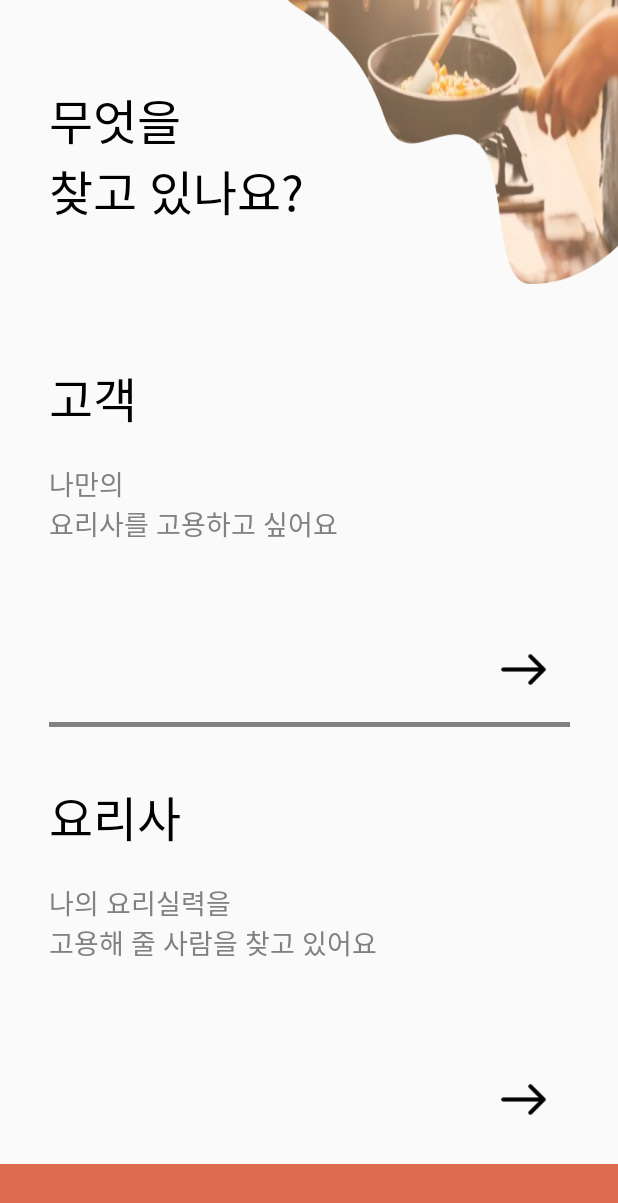
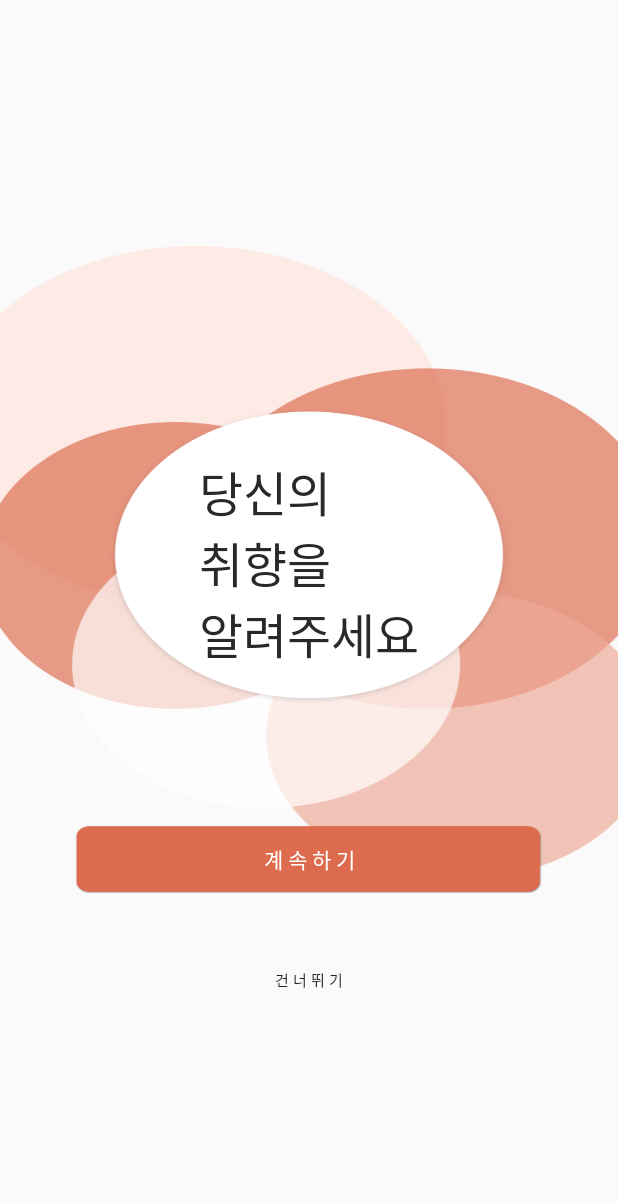
Before and after one commit to joyceHong0524/SungChan, an Android app: the ChoiceActivity screen opened directly, with no data from a screen before it, after a tap on an icon or button, on a phone screen of 412 x 824 dp. Shown: the top 1203 px of the screen. Run offline under Robolectric (Android 15) with nearby library versions, the phone set to English and light mode, and no system bars; 1 statement that could not run was skipped.

Commit message:
Common Activities Completed

```diff
--- a/app/src/main/AndroidManifest.xml
+++ b/app/src/main/AndroidManifest.xml
@@ -9,7 +9,8 @@
         android:roundIcon="@mipmap/ic_launcher_round"
         android:supportsRtl="true"
         android:theme="@style/AppTheme">
-        <activity android:name=".TellMeActivity"></activity>
+        <activity android:name=".FoodChoiceActivity"></activity>
+        <activity android:name=".TellMeActivity" />
         <activity android:name=".ChoiceActivity" />
         <activity android:name=".SignUpActivity" />
         <activity android:name=".SplashActivity">
--- a/app/src/main/java/com/junga/sungchan/ChoiceActivity.kt
+++ b/app/src/main/java/com/junga/sungchan/ChoiceActivity.kt
@@ -5,7 +5,6 @@ import android.content.Intent
 import android.content.SharedPreferences
 import android.os.Bundle
 import android.view.View
-import android.widget.ImageView
 
 import androidx.appcompat.app.AppCompatActivity
 import kotlinx.android.synthetic.main.activity_choice.*
@@ -29,10 +28,17 @@ class ChoiceActivity : AppCompatActivity(), View.OnClickListener {
             editor = pref.edit()
             editor.putInt("type", 0)
             editor.commit()
+            val intent: Intent = Intent(this, TellMeActivity::class.java)
+            intent.putExtra("type", CUSTOMER)
+            startActivity(intent)
+
         } else if (view.id == R.id.chef_btn) {
             editor = pref.edit()
-            editor.putInt("type", 0)
+            editor.putInt("type", 1)
             editor.commit()
+            val intent: Intent = Intent(this, TellMeActivity::class.java)
+            intent.putExtra("type", CHEF)
+            startActivity(intent)
 
         }
     }
--- /dev/null
+++ b/app/src/main/java/com/junga/sungchan/FoodChoiceActivity.java
@@ -0,0 +1,14 @@
+package com.junga.sungchan;
+
+import android.os.Bundle;
+
+import androidx.appcompat.app.AppCompatActivity;
+
+public class FoodChoiceActivity extends AppCompatActivity {
+
+    @Override
+    protected void onCreate(Bundle savedInstanceState) {
+        super.onCreate(savedInstanceState);
+        setContentView(R.layout.activity_food_choice);
+    }
+}
--- /dev/null
+++ b/app/src/main/java/com/junga/sungchan/TellMeActivity.java
@@ -0,0 +1,48 @@
+package com.junga.sungchan;
+
+import android.content.Intent;
+import android.os.Bundle;
+import android.view.View;
+import android.widget.Button;
+import android.widget.TextView;
+
+import androidx.annotation.Nullable;
+import androidx.appcompat.app.AppCompatActivity;
+
+public class TellMeActivity extends AppCompatActivity implements View.OnClickListener {
+
+
+    @Override
+    protected void onCreate(@Nullable Bundle savedInstanceState) {
+        super.onCreate(savedInstanceState);
+        setContentView(R.layout.activity_tell_me);
+
+        Intent intent = getIntent();
+        final int type = intent.getIntExtra("type",0);
+
+        Button pass_btn = findViewById(R.id.pass_btn);
+        Button keep_btn = findViewById(R.id.keep_btn);
+        TextView textView = findViewById(R.id.main_textview);
+
+        if( type==ChoiceActivity.Companion.getCHEF$app_debug()){
+            textView.setText(R.string.tellme_customer);
+        }else if ( type ==ChoiceActivity.Companion.getCUSTOMER$app_debug()){
+            textView.setText(R.string.tellme_chef);
+        }
+
+        pass_btn.setOnClickListener(this);
+        keep_btn.setOnClickListener(this);
+
+    }
+
+    @Override
+    public void onClick(View view) {
+
+        if (view.getId() == R.id.pass_btn) {
+            //TODO : Go to 1-3-1 page right away.
+        } else if (view.getId() == R.id.keep_btn) {
+            Intent intent = new Intent(this, FoodChoiceActivity.class);
+            startActivity(intent);
+        }
+    }
+}
--- a/app/src/main/java/com/junga/sungchan/TellMeActivity.kt
+++ /dev/null
@@ -1,12 +0,0 @@
-package com.junga.sungchan
-
-import androidx.appcompat.app.AppCompatActivity
-import android.os.Bundle
-
-class TellMeActivity : AppCompatActivity() {
-
-    override fun onCreate(savedInstanceState: Bundle?) {
-        super.onCreate(savedInstanceState)
-        setContentView(R.layout.activity_tell_me)
-    }
-}
--- /dev/null
+++ b/app/src/main/res/drawable/transparent_bg.xml
@@ -0,0 +1,4 @@
+<?xml version="1.0" encoding="utf-8"?>
+<shape xmlns:android="http://schemas.android.com/apk/res/android">
+    <solid android:color="@color/transparent"></solid>
+</shape>
--- /dev/null
+++ b/app/src/main/res/layout/activity_food_choice.xml
@@ -0,0 +1,9 @@
+<?xml version="1.0" encoding="utf-8"?>
+<androidx.constraintlayout.widget.ConstraintLayout xmlns:android="http://schemas.android.com/apk/res/android"
+    xmlns:app="http://schemas.android.com/apk/res-auto"
+    xmlns:tools="http://schemas.android.com/tools"
+    android:layout_width="match_parent"
+    android:layout_height="match_parent"
+    tools:context=".FoodChoiceActivity">
+
+</androidx.constraintlayout.widget.ConstraintLayout>
--- a/app/src/main/res/layout/activity_tell_me.xml
+++ b/app/src/main/res/layout/activity_tell_me.xml
@@ -6,4 +6,71 @@
     android:layout_height="match_parent"
     tools:context=".TellMeActivity">
 
+    <ImageView
+        android:id="@+id/imageView4"
+        android:layout_width="0dp"
+        android:layout_height="422dp"
+        android:scaleType="fitXY"
+        android:src="@drawable/tellme_bg"
+        app:layout_constraintBottom_toTopOf="@+id/guideline8"
+        app:layout_constraintEnd_toEndOf="parent"
+        app:layout_constraintHorizontal_bias="0.0"
+        app:layout_constraintStart_toStartOf="parent"
+        app:layout_constraintTop_toTopOf="@+id/guideline7" />
+
+    <Button
+        android:id="@+id/keep_btn"
+        android:layout_width="0dp"
+        android:layout_height="@dimen/btn_height"
+        android:layout_marginStart="50dp"
+        android:layout_marginTop="104dp"
+        android:layout_marginEnd="50dp"
+        android:background="@drawable/signup_btn"
+        android:fontFamily="@font/nanum_regular"
+        android:text="@string/continue_btn"
+        android:textColor="@color/white"
+        app:layout_constraintEnd_toEndOf="parent"
+        app:layout_constraintStart_toStartOf="parent"
+        app:layout_constraintTop_toBottomOf="@+id/main_textview" />
+
+    <Button
+        android:id="@+id/pass_btn"
+        android:layout_width="wrap_content"
+        android:layout_height="30dp"
+        android:layout_marginTop="12dp"
+        android:background="@color/transparent"
+        android:fontFamily="@font/nanum_regular"
+        android:padding="0dp"
+        android:text="@string/pass_btn"
+        android:textSize="10sp"
+        app:layout_constraintEnd_toEndOf="parent"
+        app:layout_constraintStart_toStartOf="parent"
+        app:layout_constraintTop_toTopOf="@+id/guideline8" />
+
+    <TextView
+        android:id="@+id/main_textview"
+        android:layout_width="wrap_content"
+        android:layout_height="wrap_content"
+        android:text="@string/tellme_customer"
+        android:fontFamily="@font/black"
+        android:textColor="@color/light_black"
+        android:textSize="@dimen/text_title"
+        app:layout_constraintBottom_toTopOf="@+id/guideline8"
+        app:layout_constraintEnd_toEndOf="parent"
+        app:layout_constraintStart_toStartOf="@+id/imageView4"
+        app:layout_constraintTop_toTopOf="@+id/guideline7" />
+
+    <androidx.constraintlayout.widget.Guideline
+        android:id="@+id/guideline7"
+        android:layout_width="wrap_content"
+        android:layout_height="wrap_content"
+        android:orientation="horizontal"
+        app:layout_constraintGuide_percent="0.15" />
+
+    <androidx.constraintlayout.widget.Guideline
+        android:id="@+id/guideline8"
+        android:layout_width="wrap_content"
+        android:layout_height="wrap_content"
+        android:orientation="horizontal"
+        app:layout_constraintGuide_percent="0.76" />
 </androidx.constraintlayout.widget.ConstraintLayout>
--- a/app/src/main/res/values/colors.xml
+++ b/app/src/main/res/values/colors.xml
@@ -120,11 +120,13 @@
     <color name="medium_turquoise">#48D1CC</color>
     <color name="dark_slate_blue">#483D8B</color>
     <color name="steel_blue">#4682B4</color>
+    <color name="light_black">#292929</color>
     <color name="royal_blue">#4169E1</color>
     <color name="turquoise">#40E0D0</color>
     <color name="medium_sea_green">#3CB371</color>
     <color name="lime_green">#32CD32</color>
     <color name="dark_slate_gray">#2F4F4F</color>
+    <color name="transparent">#00FFFFFF</color>
     <color name="sea_green">#2E8B57</color>
     <color name="forest_green">#228B22</color>
     <color name="light_sea_green">#20B2AA</color>
--- a/app/src/main/res/values/dimen.xml
+++ b/app/src/main/res/values/dimen.xml
@@ -3,4 +3,5 @@
     <dimen name="text_title">32sp</dimen>
     <dimen name="text_content_small">16sp</dimen>
     <dimen name="text_content_medium">18sp</dimen>
+    <dimen name="btn_height">45dp</dimen>
 </resources>
--- a/app/src/main/res/values/strings.xml
+++ b/app/src/main/res/values/strings.xml
@@ -5,4 +5,8 @@
     <string name="splash">누구나 요리사가 될 수 있는\n세상을 엽니다.</string>
     <string name="customer">나만의\n요리사를 고용하고 싶어요</string>
     <string name="chef">나의 요리실력을\n고용해 줄 사람을 찾고 있어요</string>
+    <string name="tellme_customer">당신의\n취향을\n알려주세요</string>
+    <string name="tellme_chef">당신의\n요리를\n알려주세요</string>
+    <string name="continue_btn">계 속 하 기</string>
+    <string name="pass_btn">건 너 뛰 기</string>
 </resources>
```
